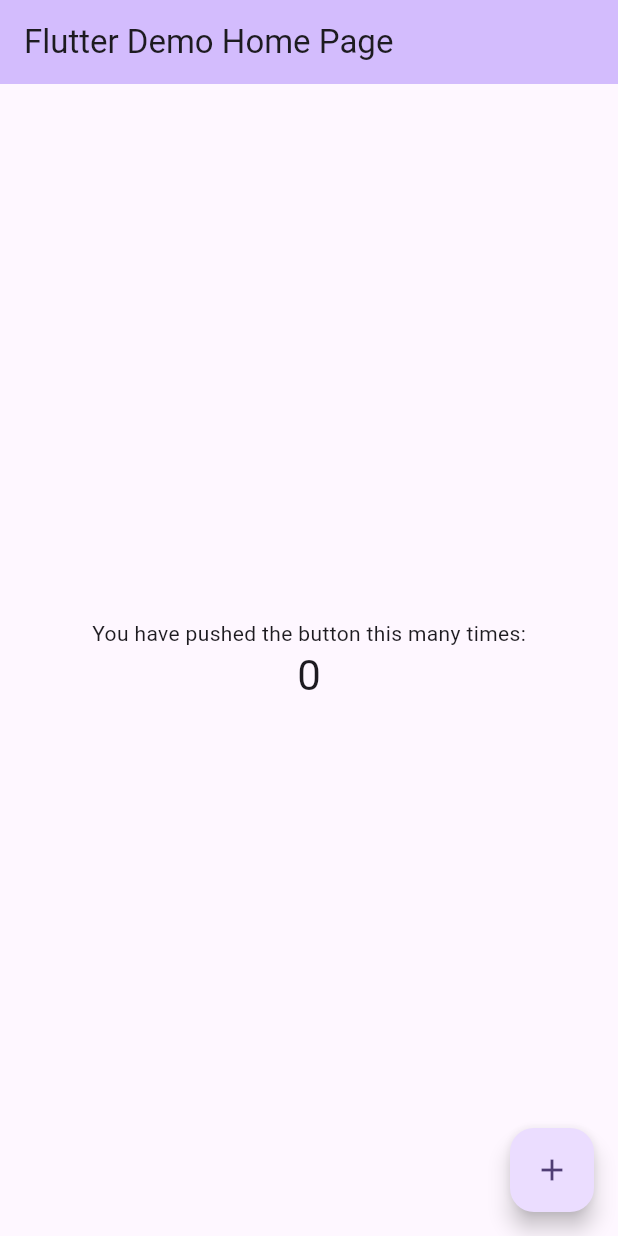
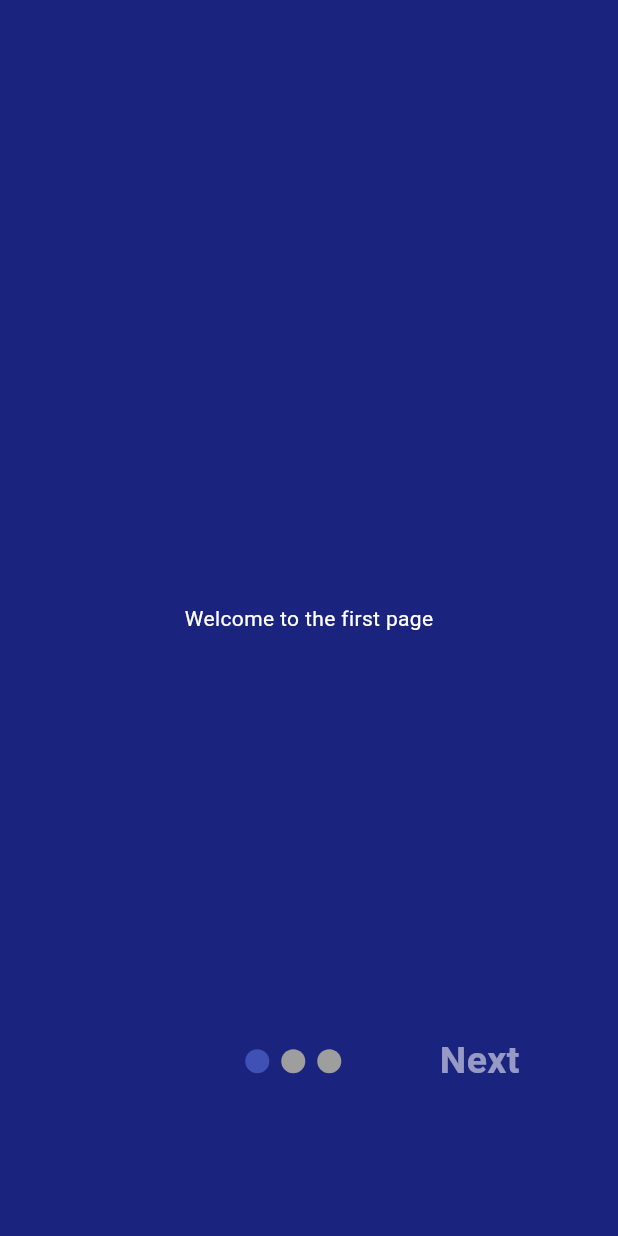
Before and after one commit to PrasannaGadalGIT/edusynergy, a Flutter app: the screen it shows after launch, on a phone screen of 412 x 824 dp. Run offline on Flutter 3.47's test engine with Material 3 defaults, Android fonts, the phone set to English and light mode, and no system bars; drawn by our look-alikes of smooth_page_indicator.

Commit message:
Pages: Intro Pages

```diff
--- a/frontend/lib/main.dart
+++ b/frontend/lib/main.dart
@@ -1,4 +1,5 @@
 import 'package:flutter/material.dart';
+import 'package:frontend/pages/intropage.dart';
 
 void main() {
   runApp(const MyApp());
@@ -10,116 +11,9 @@ class MyApp extends StatelessWidget {
   // This widget is the root of your application.
   @override
   Widget build(BuildContext context) {
-    return MaterialApp(
-      title: 'Flutter Demo',
-      theme: ThemeData(
-        // This is the theme of your application.
-        //
-        // TRY THIS: Try running your application with "flutter run". You'll see
-        // the application has a purple toolbar. Then, without quitting the app,
-        // try changing the seedColor in the colorScheme below to Colors.green
-        // and then invoke "hot reload" (save your changes or press the "hot
-        // reload" button in a Flutter-supported IDE, or press "r" if you used
-        // the command line to start the app).
-        //
-        // Notice that the counter didn't reset back to zero; the application
-        // state is not lost during the reload. To reset the state, use hot
-        // restart instead.
-        //
-        // This works for code too, not just values: Most code changes can be
-        // tested with just a hot reload.
-        colorScheme: ColorScheme.fromSeed(seedColor: Colors.deepPurple),
-        useMaterial3: true,
-      ),
-      home: const MyHomePage(title: 'Flutter Demo Home Page'),
+    return const MaterialApp(
+      debugShowCheckedModeBanner: false,
+      home: IntroPage(),
     );
   }
 }
-
-class MyHomePage extends StatefulWidget {
-  const MyHomePage({super.key, required this.title});
-
-  // This widget is the home page of your application. It is stateful, meaning
-  // that it has a State object (defined below) that contains fields that affect
-  // how it looks.
-
-  // This class is the configuration for the state. It holds the values (in this
-  // case the title) provided by the parent (in this case the App widget) and
-  // used by the build method of the State. Fields in a Widget subclass are
-  // always marked "final".
-
-  final String title;
-
-  @override
-  State<MyHomePage> createState() => _MyHomePageState();
-}
-
-class _MyHomePageState extends State<MyHomePage> {
-  int _counter = 0;
-
-  void _incrementCounter() {
-    setState(() {
-      // This call to setState tells the Flutter framework that something has
-      // changed in this State, which causes it to rerun the build method below
-      // so that the display can reflect the updated values. If we changed
-      // _counter without calling setState(), then the build method would not be
-      // called again, and so nothing would appear to happen.
-      _counter++;
-    });
-  }
-
-  @override
-  Widget build(BuildContext context) {
-    // This method is rerun every time setState is called, for instance as done
-    // by the _incrementCounter method above.
-    //
-    // The Flutter framework has been optimized to make rerunning build methods
-    // fast, so that you can just rebuild anything that needs updating rather
-    // than having to individually change instances of widgets.
-    return Scaffold(
-      appBar: AppBar(
-        // TRY THIS: Try changing the color here to a specific color (to
-        // Colors.amber, perhaps?) and trigger a hot reload to see the AppBar
-        // change color while the other colors stay the same.
-        backgroundColor: Theme.of(context).colorScheme.inversePrimary,
-        // Here we take the value from the MyHomePage object that was created by
-        // the App.build method, and use it to set our appbar title.
-        title: Text(widget.title),
-      ),
-      body: Center(
-        // Center is a layout widget. It takes a single child and positions it
-        // in the middle of the parent.
-        child: Column(
-          // Column is also a layout widget. It takes a list of children and
-          // arranges them vertically. By default, it sizes itself to fit its
-          // children horizontally, and tries to be as tall as its parent.
-          //
-          // Column has various properties to control how it sizes itself and
-          // how it positions its children. Here we use mainAxisAlignment to
-          // center the children vertically; the main axis here is the vertical
-          // axis because Columns are vertical (the cross axis would be
-          // horizontal).
-          //
-          // TRY THIS: Invoke "debug painting" (choose the "Toggle Debug Paint"
-          // action in the IDE, or press "p" in the console), to see the
-          // wireframe for each widget.
-          mainAxisAlignment: MainAxisAlignment.center,
-          children: <Widget>[
-            const Text(
-              'You have pushed the button this many times:',
-            ),
-            Text(
-              '$_counter',
-              style: Theme.of(context).textTheme.headlineMedium,
-            ),
-          ],
-        ),
-      ),
-      floatingActionButton: FloatingActionButton(
-        onPressed: _incrementCounter,
-        tooltip: 'Increment',
-        child: const Icon(Icons.add),
-      ), // This trailing comma makes auto-formatting nicer for build methods.
-    );
-  }
-}
--- a/frontend/lib/pages/intropage.dart
+++ b/frontend/lib/pages/intropage.dart
@@ -0,0 +1,125 @@
+import 'package:flutter/material.dart';
+import 'package:smooth_page_indicator/smooth_page_indicator.dart';
+import 'intropages/intro_page1.dart';
+import 'intropages/intro_page2.dart';
+import 'intropages/intro_page3.dart';
+
+class IntroPage extends StatefulWidget {
+  const IntroPage({super.key});
+
+  @override
+  State<IntroPage> createState() => _IntroPageState();
+}
+
+class _IntroPageState extends State<IntroPage> {
+  final PageController _controller = PageController();
+
+  bool onLastPage = false;
+  bool onFirstPage = true;
+
+  @override
+  Widget build(BuildContext context) {
+    return Scaffold(
+      body: Stack(
+        children: [
+          PageView(
+            onPageChanged: (index) {
+              setState(() {
+                onLastPage = (index == 2);
+              });
+              setState(() {
+                onFirstPage = (index == 0);
+              });
+            },
+            controller: _controller,
+            children: const [
+              IntroPage1(),
+              IntroPage2(),
+              IntroPage3(),
+            ],
+          ),
+          Container(
+            alignment: const Alignment(0, 0.75),
+            child: Row(
+              mainAxisAlignment: MainAxisAlignment.spaceEvenly,
+              children: [
+                //prev
+                onFirstPage
+                    ? GestureDetector(
+                  onTap: () {
+                    _controller.previousPage(
+                      duration: Duration(milliseconds: 500),
+                      curve: Curves.easeIn,
+                    );
+                  },
+                  child: const Text(
+                    '     ',
+                    style: TextStyle(
+                      fontSize: 25,
+                      color: Colors.white54,
+                      fontWeight: FontWeight.bold,
+                    ),
+                  ),
+                )
+                    : GestureDetector(
+                  onTap: () {
+                    _controller.previousPage(
+                      duration: Duration(milliseconds: 500),
+                      curve: Curves.easeIn,
+                    );
+                  },
+                  child: const Text(
+                    'Prev',
+                    style: TextStyle(
+                      fontSize: 25,
+                      color: Colors.white54,
+                      fontWeight: FontWeight.bold,
+                    ),
+                  ),
+                ),
+
+                //dots
+                SmoothPageIndicator(controller: _controller, count: 3),
+
+                //next
+                onLastPage
+                    ? GestureDetector(
+                  onTap: () {
+                    _controller.nextPage(
+                      duration: Duration(milliseconds: 500),
+                      curve: Curves.easeIn,
+                    );
+                  },
+                  child: const Text(
+                    'Done',
+                    style: TextStyle(
+                      fontSize: 25,
+                      color: Colors.white54,
+                      fontWeight: FontWeight.bold,
+                    ),
+                  ),
+                )
+                    : GestureDetector(
+                  onTap: () {
+                    _controller.nextPage(
+                      duration: Duration(milliseconds: 550),
+                      curve: Curves.easeIn,
+                    );
+                  },
+                  child: const Text(
+                    'Next',
+                    style: TextStyle(
+                      fontSize: 25,
+                      color: Colors.white54,
+                      fontWeight: FontWeight.bold,
+                    ),
+                  ),
+                ),
+              ],
+            ),
+          )
+        ],
+      ),
+    );
+  }
+}
--- a/frontend/lib/pages/intropages/intro_page1.dart
+++ b/frontend/lib/pages/intropages/intro_page1.dart
@@ -0,0 +1,16 @@
+import 'package:flutter/material.dart';
+
+class IntroPage1 extends StatelessWidget {
+  const IntroPage1({super.key});
+
+  @override
+  Widget build(BuildContext context) {
+    return Scaffold(
+      backgroundColor: const Color(0xFF1A237E),
+      body: Container(
+        alignment: Alignment.center,
+        child: Text('Welcome to the first page', style: TextStyle(color: Colors.white),),
+      ),
+    );
+  }
+}
--- a/frontend/lib/pages/intropages/intro_page2.dart
+++ b/frontend/lib/pages/intropages/intro_page2.dart
@@ -0,0 +1,12 @@
+import 'package:flutter/material.dart';
+
+class IntroPage2 extends StatelessWidget {
+  const IntroPage2({super.key});
+
+  @override
+  Widget build(BuildContext context) {
+    return const Scaffold(
+      backgroundColor: const Color(0xFF283593),
+    );
+  }
+}
--- a/frontend/lib/pages/intropages/intro_page3.dart
+++ b/frontend/lib/pages/intropages/intro_page3.dart
@@ -0,0 +1,12 @@
+import 'package:flutter/material.dart';
+
+class IntroPage3 extends StatelessWidget {
+  const IntroPage3({super.key});
+
+  @override
+  Widget build(BuildContext context) {
+    return const Scaffold(
+      backgroundColor: const Color(0xFF303F9F),
+    );
+  }
+}
--- a/frontend/pubspec.yaml
+++ b/frontend/pubspec.yaml
@@ -35,7 +35,7 @@ dependencies:
   # The following adds the Cupertino Icons font to your application.
   # Use with the CupertinoIcons class for iOS style icons.
   cupertino_icons: ^1.0.6
-
+  smooth_page_indicator: ^1.2.0
 dev_dependencies:
   flutter_test:
     sdk: flutter
```
Also changed, not shown: frontend/pubspec.lock.
